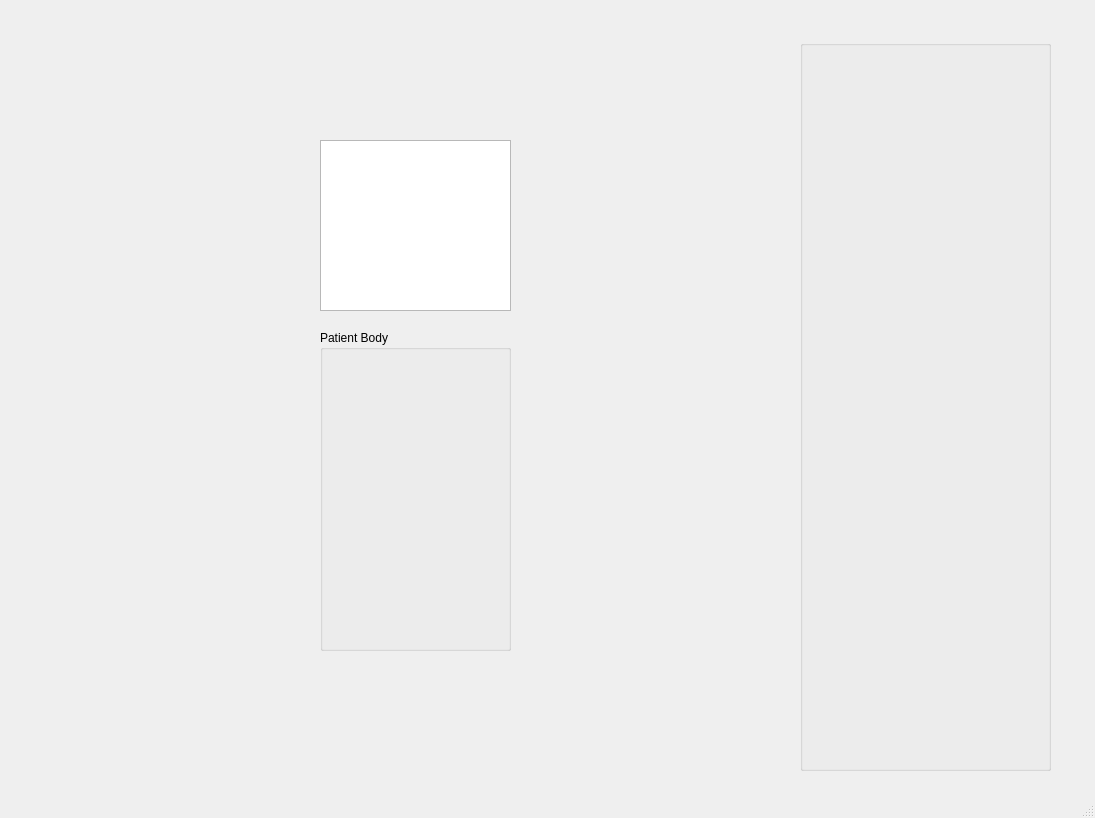
This is mainwindow.ui in Entropy675/AED_Plus as Qt 5 draws it before an edit. The edited form follows.
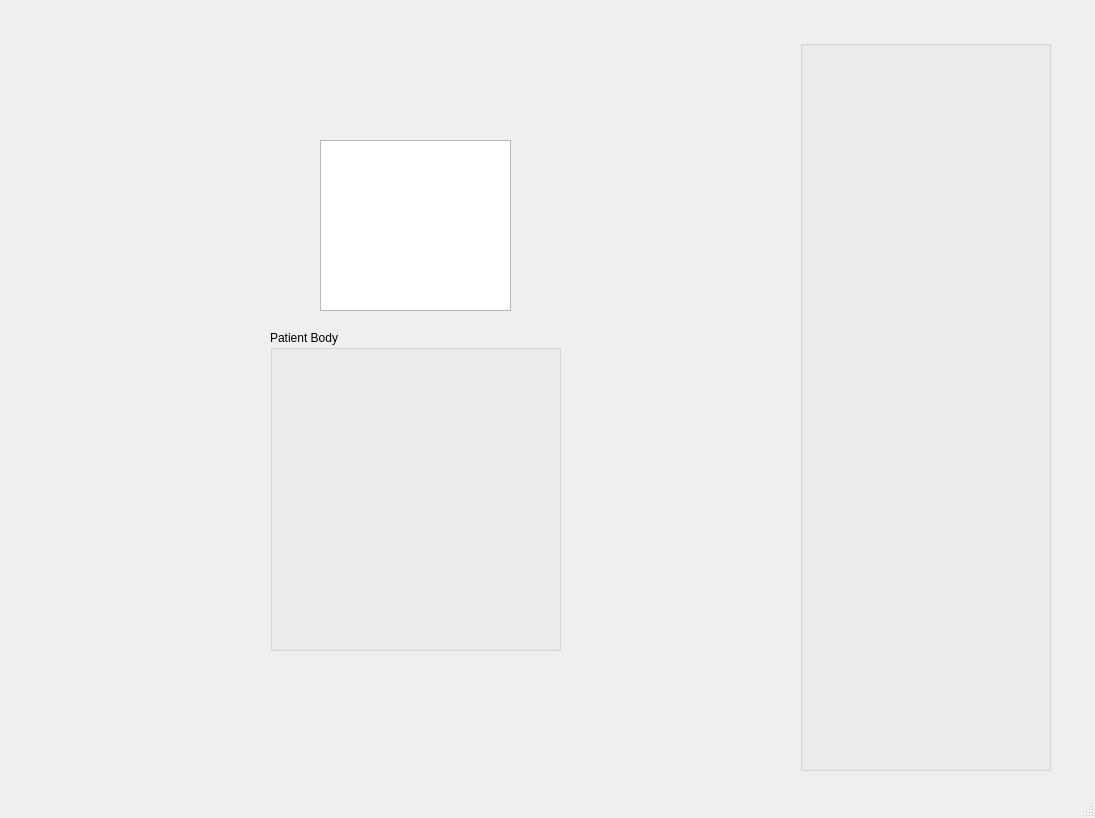
This is the edited form.

Patch:
```diff
--- a/mainwindow.ui
+++ b/mainwindow.ui
@@ -40,9 +40,9 @@
    <widget class="QGroupBox" name="groupBox">
     <property name="geometry">
      <rect>
-      <x>320</x>
+      <x>270</x>
       <y>330</y>
-      <width>191</width>
+      <width>291</width>
       <height>321</height>
      </rect>
     </property>
```
Left out of the diff: 2 changed lines with no effect on the pictures.
